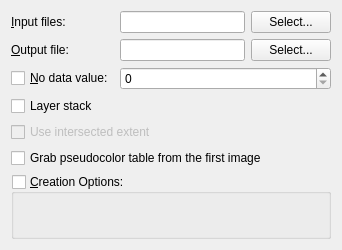
Above: qgis/python/plugins/GdalTools/tools/widgetMerge.ui from sourcepole/qgis before the change. Below: the same form after it.
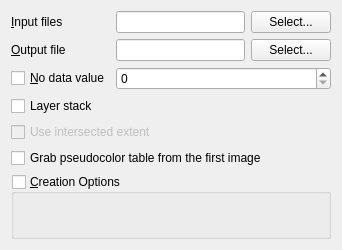
That is the form after the change. Custom widgets are drawn as their Qt base class.

The edit to the form file:
```diff
--- a/qgis/python/plugins/GdalTools/tools/widgetMerge.ui
+++ b/qgis/python/plugins/GdalTools/tools/widgetMerge.ui
@@ -25,7 +25,7 @@
      <item row="0" column="0">
       <widget class="QLabel" name="label">
        <property name="text">
-        <string>&amp;Input files:</string>
+        <string>&amp;Input files</string>
        </property>
        <property name="buddy">
         <cstring>selectInputFilesButton</cstring>
@@ -56,7 +56,7 @@
      <item row="1" column="0">
       <widget class="QLabel" name="label_2">
        <property name="text">
-        <string>&amp;Output file:</string>
+        <string>&amp;Output file</string>
        </property>
        <property name="buddy">
         <cstring>selectInputFilesButton</cstring>
@@ -87,7 +87,7 @@
      <item row="2" column="0">
       <widget class="QCheckBox" name="noDataCheck">
        <property name="text">
-        <string>&amp;No data value:</string>
+        <string>&amp;No data value</string>
        </property>
       </widget>
      </item>
@@ -127,7 +127,7 @@
    <item>
     <widget class="QGroupBox" name="creationGroupBox">
      <property name="title">
-      <string>&amp;Creation Options:</string>
+      <string>&amp;Creation Options</string>
      </property>
      <property name="checkable">
       <bool>true</bool>
```
